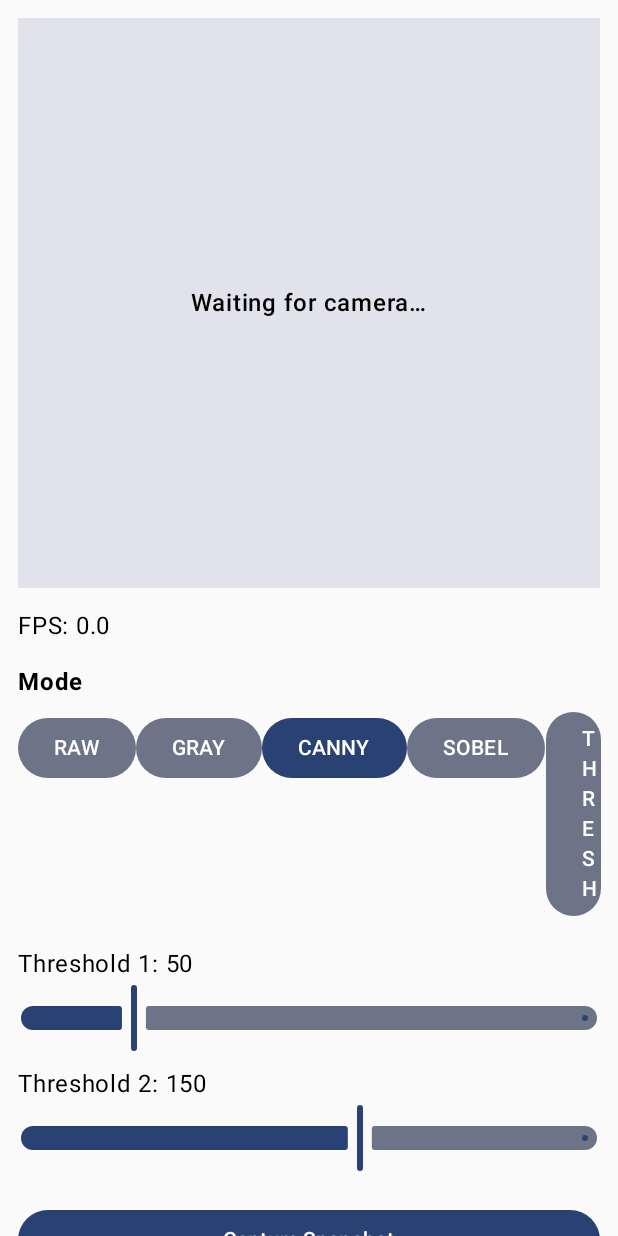
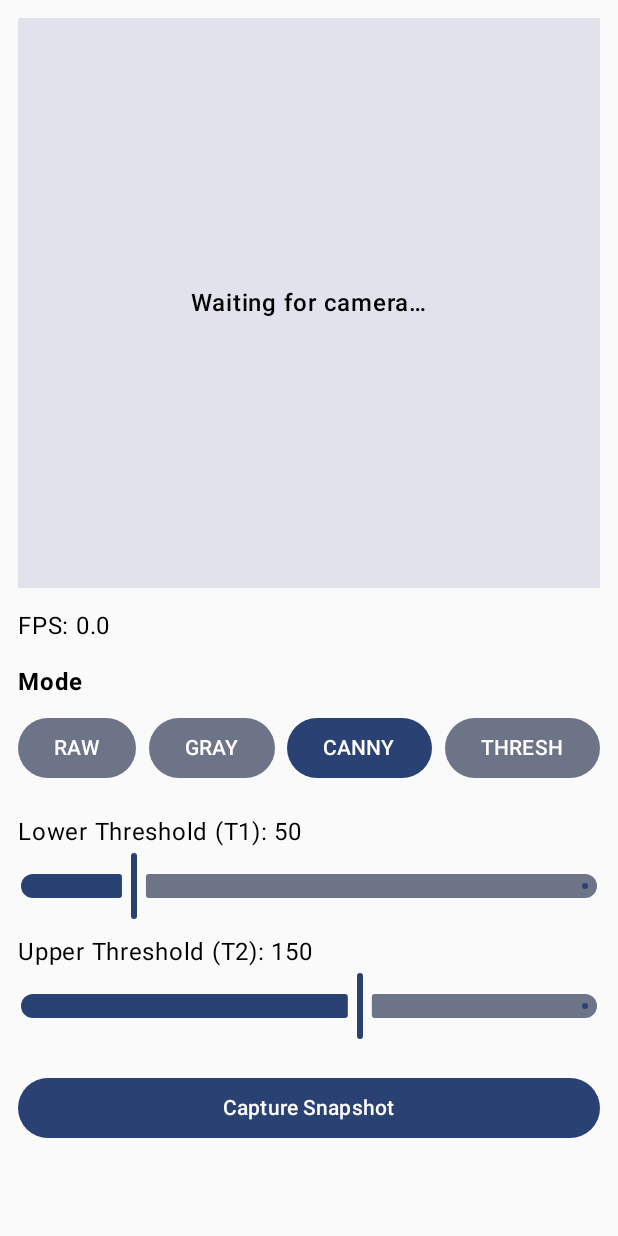
Before and after one commit to Naitik-ag/Flam, an Android app built with Jetpack Compose: the screen it shows after launch (MainActivity), after a tap on "CANNY", on a phone screen of 412 x 824 dp. Run offline under Robolectric (Android 15) with nearby library versions, the phone set to English and light mode, and no system bars; our stand-ins replace Dagger/Hilt's generated code; 6 statements that could not run were skipped; 2 other taps on this screen came first.

Commit message:
Added threshold

```diff
--- a/app/src/main/java/com/example/flam/ui/MainScreen.kt
+++ b/app/src/main/java/com/example/flam/ui/MainScreen.kt
@@ -69,7 +69,7 @@ fun MainScreen(viewModel: MainViewModel) {
         Text("Mode", fontWeight = FontWeight.Bold)
         Spacer(Modifier.height(8.dp))
 
-        val modes = listOf("RAW", "GRAY", "CANNY", "SOBEL", "THRESH")
+        val modes = listOf("RAW", "GRAY", "CANNY", "THRESH")
 
         Row(
             horizontalArrangement = Arrangement.SpaceBetween,
@@ -90,8 +90,11 @@ fun MainScreen(viewModel: MainViewModel) {
 
         Spacer(Modifier.height(20.dp))
 
-        if (mode == 2 || mode == 3 || mode == 4) { // Canny, Sobel, Threshold
-            Text("Threshold 1: $t1")
+        when (mode) {
+
+            // CANNY mode → both sliders
+            2 -> {
+                Text("Lower Threshold (T1): $t1")
                 Slider(
                     value = t1.toFloat(),
                     onValueChange = { viewModel.t1.value = it.toInt() },
@@ -100,12 +103,23 @@ fun MainScreen(viewModel: MainViewModel) {
 
                 Spacer(Modifier.height(8.dp))
 
-            Text("Threshold 2: $t2")
+                Text("Upper Threshold (T2): $t2")
                 Slider(
                     value = t2.toFloat(),
                     onValueChange = { viewModel.t2.value = it.toInt() },
                     valueRange = 0f..255f
                 )
+            }
+
+            // THRESH mode → only T1
+            3 -> {
+                Text("Threshold (T1): $t1")
+                Slider(
+                    value = t1.toFloat(),
+                    onValueChange = { viewModel.t1.value = it.toInt() },
+                    valueRange = 0f..255f
+                )
+            }
         }
 
         Spacer(Modifier.height(20.dp))
```
Also changed, not shown: 1 other file. Lines whose indentation alone changed are shown as unchanged.
